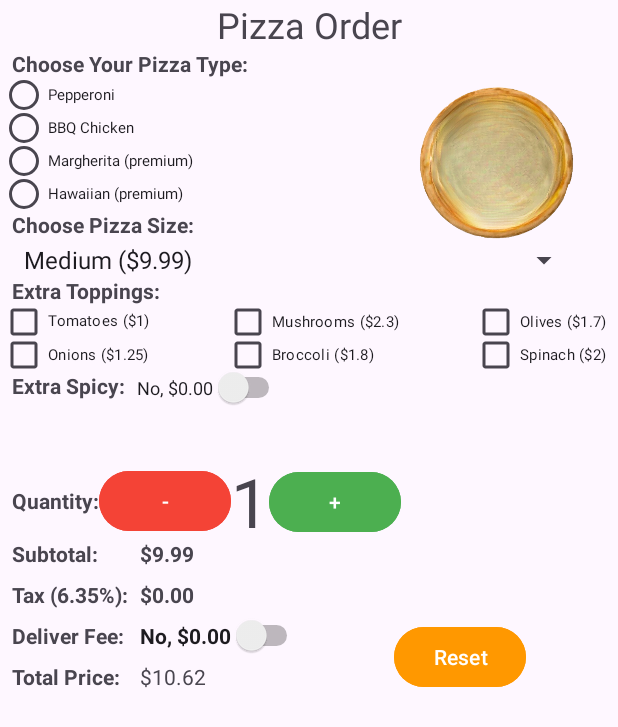
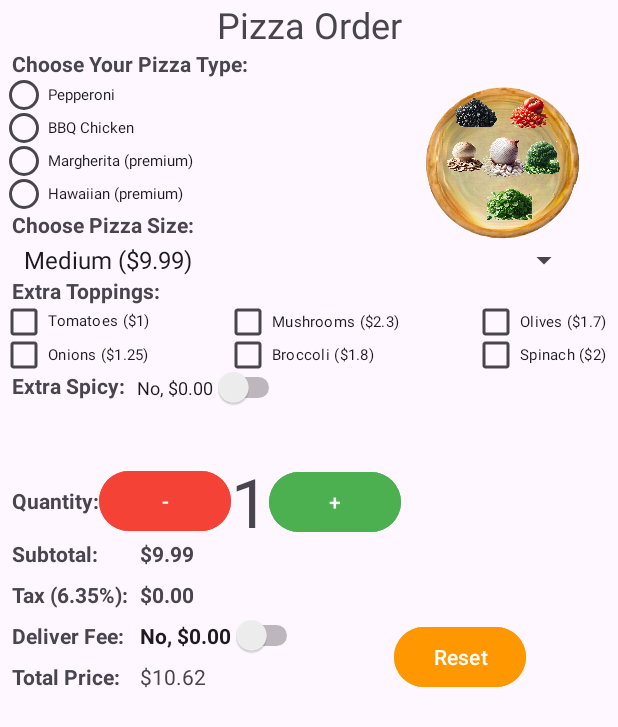
Before and after one commit to DallasLaComb/Pizza_Android_App, an Android app: the screen it shows after launch (MainActivity), on a phone screen of 412 x 824 dp. Shown: the top 727 px of the screen. Run offline under Robolectric (Android 15) with nearby library versions, the phone set to English and light mode, and no system bars.

Commit message:
topping images are constrained good

```diff
--- a/Homework2/app/src/main/res/layout/activity_main.xml
+++ b/Homework2/app/src/main/res/layout/activity_main.xml
@@ -79,7 +79,7 @@
         android:id="@+id/iv_default_pizza"
         android:layout_width="145dp"
         android:layout_height="107dp"
-        android:layout_marginEnd="8dp"
+        android:layout_marginEnd="4dp"
         android:contentDescription="@string/default_pizza_image_view"
         app:layout_constraintEnd_toEndOf="parent"
         app:layout_constraintTop_toTopOf="@+id/rg_pizza_type"
@@ -394,4 +394,60 @@
         app:layout_constraintStart_toEndOf="@+id/sw_delivery"
         app:layout_constraintTop_toBottomOf="@+id/bu_increment_quantity" />
 
+    <ImageView
+        android:id="@+id/iv_spinach"
+        android:layout_width="30dp"
+        android:layout_height="30dp"
+        android:layout_marginBottom="8dp"
+        app:layout_constraintBottom_toBottomOf="@+id/iv_default_pizza"
+        app:layout_constraintStart_toEndOf="@+id/iv_mushrooms"
+        app:srcCompat="@drawable/spinach" />
+
+    <ImageView
+        android:id="@+id/iv_broccoli"
+        android:layout_width="30dp"
+        android:layout_height="30dp"
+        android:layout_marginEnd="32dp"
+        app:layout_constraintEnd_toEndOf="@+id/iv_default_pizza"
+        app:layout_constraintTop_toBottomOf="@+id/iv_tomato"
+        app:srcCompat="@drawable/broccoli" />
+
+    <ImageView
+        android:id="@+id/iv_olives"
+        android:layout_width="30dp"
+        android:layout_height="30dp"
+        android:layout_marginStart="40dp"
+        android:layout_marginTop="8dp"
+        app:layout_constraintStart_toStartOf="@+id/iv_default_pizza"
+        app:layout_constraintTop_toTopOf="@+id/iv_default_pizza"
+        app:srcCompat="@drawable/olives" />
+
+    <ImageView
+        android:id="@+id/iv_tomato"
+        android:layout_width="30dp"
+        android:layout_height="30dp"
+        android:layout_marginTop="8dp"
+        android:layout_marginEnd="40dp"
+        app:layout_constraintEnd_toEndOf="@+id/iv_default_pizza"
+        app:layout_constraintTop_toTopOf="@+id/iv_default_pizza"
+        app:srcCompat="@drawable/tomato" />
+
+    <ImageView
+        android:id="@+id/iv_mushrooms"
+        android:layout_width="30dp"
+        android:layout_height="30dp"
+        android:layout_marginStart="32dp"
+        app:layout_constraintStart_toStartOf="@+id/iv_default_pizza"
+        app:layout_constraintTop_toBottomOf="@+id/iv_olives"
+        app:srcCompat="@drawable/mushroom" />
+
+    <ImageView
+        android:id="@+id/iv_onion"
+        android:layout_width="30dp"
+        android:layout_height="30dp"
+        app:layout_constraintEnd_toStartOf="@+id/iv_broccoli"
+        app:layout_constraintStart_toEndOf="@+id/iv_mushrooms"
+        app:layout_constraintTop_toTopOf="@+id/iv_mushrooms"
+        app:srcCompat="@drawable/onion" />
+
 </androidx.constraintlayout.widget.ConstraintLayout>
```
